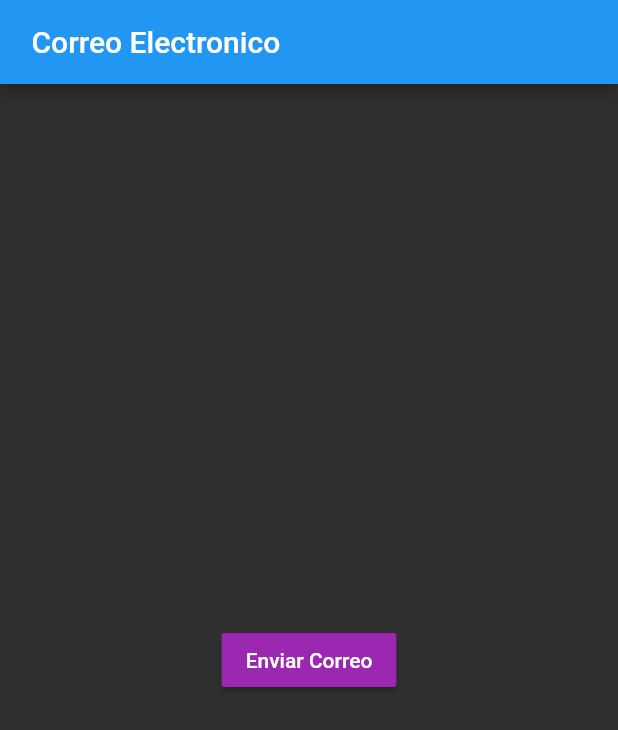
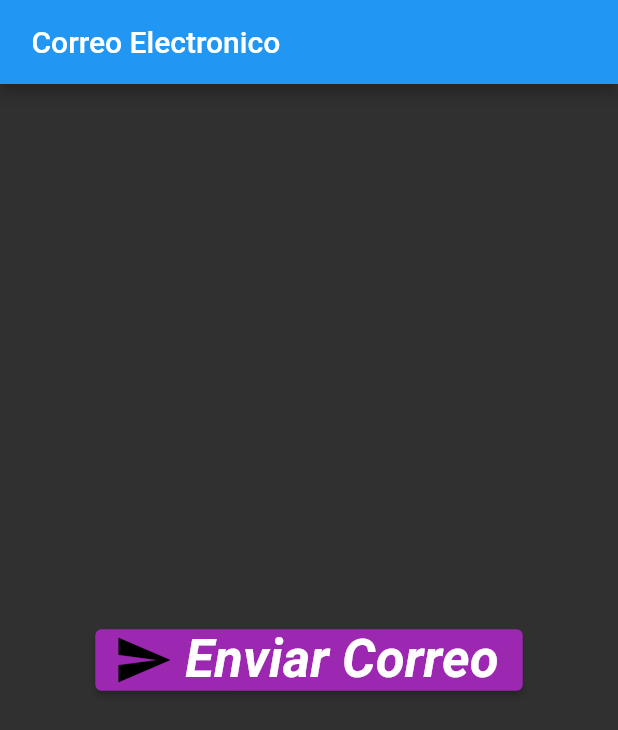
Before and after one commit to JuanPaauul/Nos-importas, a Flutter app: the screen it shows after launch, on a phone screen of 412 x 824 dp. Shown: the top 730 px of the screen. Run offline on Flutter 3.47's test engine with Material 2 defaults, Android fonts, the phone set to English and light mode, and no system bars; our stand-ins replace animate_do, animated_background, camera, firebase_auth, firebase_core, font_awesome_flutter and 6 more; missing offline and left inert: mailer; accounts and stored records are empty.

Commit message:
Refactoring de corre - NO ENVIA AL GMAIL

```diff
--- a/lib/screens/send_mail.dart
+++ b/lib/screens/send_mail.dart
@@ -1,5 +1,7 @@
-// ignore_for_file: non_constant_identifier_names, deprecated_member_use
+// ignore_for_file: non_constant_identifier_names, deprecated_member_use, unused_import, library_private_types_in_public_api, prefer_interpolation_to_compose_strings
 
+import 'dart:io';
+import 'package:animated_background/animated_background.dart';
 import 'package:flutter/material.dart';
 import 'package:mailer/mailer.dart';
 import 'package:mailer/smtp_server/gmail.dart';
@@ -7,11 +9,14 @@ import 'package:nos_importas/screens/button_emergency_screen.dart';
 import 'package:toast/toast.dart';
 
 class SendMailFromLocalHost extends StatefulWidget {
+  const SendMailFromLocalHost({super.key});
+
   @override
   _SendMailFromLocalHostState createState() => _SendMailFromLocalHostState();
 }
 
-class _SendMailFromLocalHostState extends State<SendMailFromLocalHost> {
+class _SendMailFromLocalHostState extends State<SendMailFromLocalHost>
+    with SingleTickerProviderStateMixin {
   SendMail() async {
     String username = "ciudadcochabamba1@gmail.com";
     String password = "nosimportas2022";
@@ -50,21 +55,34 @@ class _SendMailFromLocalHostState extends State<SendMailFromLocalHost> {
   Widget build(BuildContext context) {
     return Scaffold(
       appBar: AppBar(
-        title: Text(' Correo Electronico '),
+        title: const Text(' Correo Electronico '),
       ),
       body: Center(
-        child: MaterialButton(
-          color: Colors.purple,
-          child: Text('Enviar Correo', style: TextStyle(color: Colors.white)),
+        child: ElevatedButton.icon(
           onPressed: () {
             sendEmail();
           },
+          style: TextButton.styleFrom(
+              foregroundColor: Colors.purple, backgroundColor: Colors.purple),
+          label: const Text(
+            "Enviar Correo",
+            style: TextStyle(
+                fontWeight: FontWeight.bold,
+                fontSize: 35,
+                fontStyle: FontStyle.italic,
+                color: Colors.white),
+          ),
+          icon: const Icon(
+            Icons.send,
+            size: 40,
+            color: Colors.black,
+          ),
         ),
       ),
     );
   }
 
-  showToast(String msg, {required int duration, required int gravity}) {
+  showToast(String msg, {int? duration, int? gravity}) {
     Toast.show(msg, textStyle: context, duration: duration, gravity: gravity);
   }
 }
--- a/pubspec.yaml
+++ b/pubspec.yaml
@@ -45,6 +45,7 @@ dependencies:
   camera: ^0.9.0
   http:
   toast:
+  animated_background: ^2.0.0
   animate_do:
   google_sign_in: ^5.4.2
   firebase_auth: ^4.1.1
```
Also changed, not shown: pubspec.lock.
